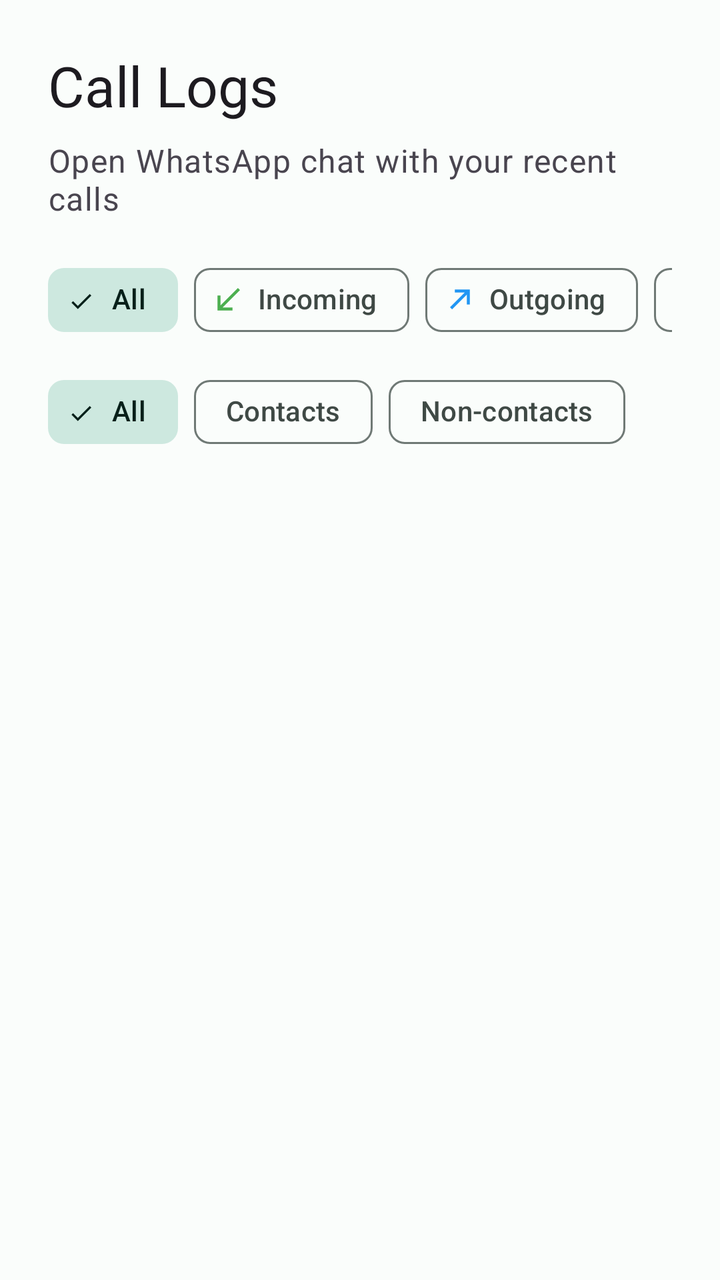
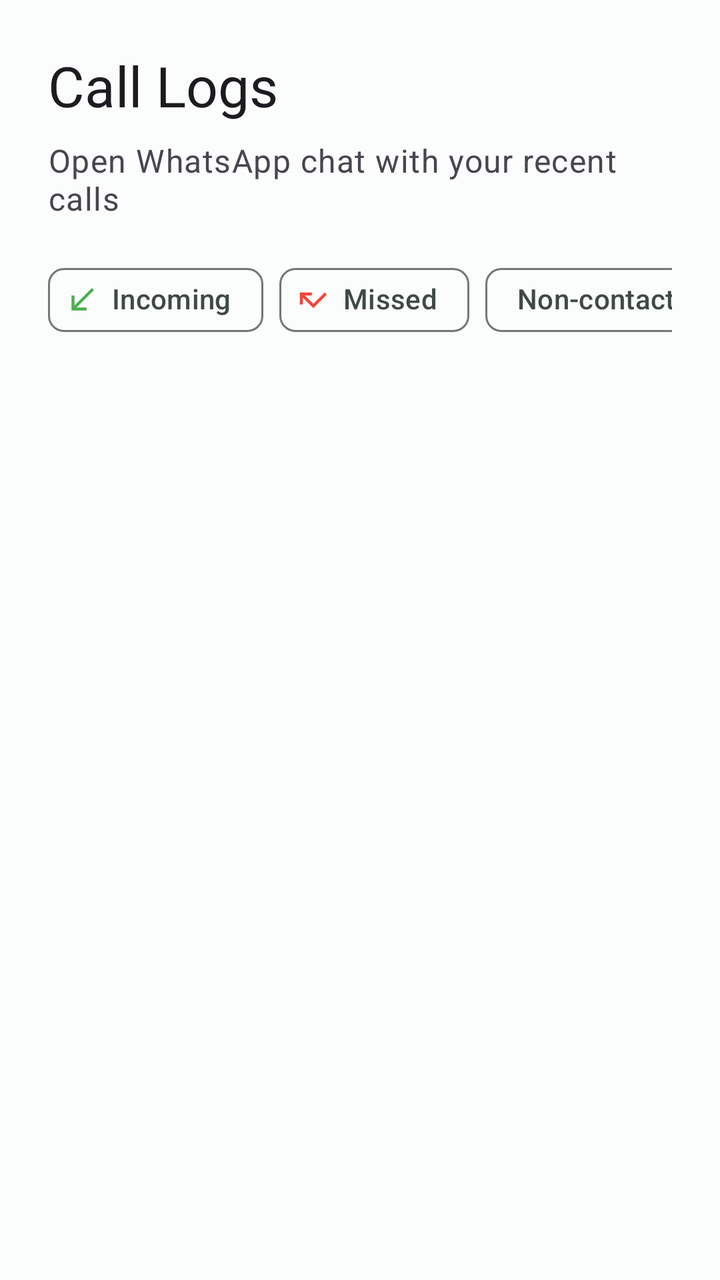

Before-and-after screenshots of an Android layout around one commit, followed by the original layout XML and the change that was made.
<!-- AndroidManifest.xml: application theme Theme.WhatsOpen -->
<!-- res/layout/fragment_call_logs.xml -->
<?xml version="1.0" encoding="utf-8"?>
<androidx.constraintlayout.widget.ConstraintLayout xmlns:android="http://schemas.android.com/apk/res/android"
    xmlns:app="http://schemas.android.com/apk/res-auto"
    android:layout_width="match_parent"
    android:layout_height="match_parent"
    android:padding="@dimen/screen_padding">

    <TextView
        android:id="@+id/title"
        android:layout_width="wrap_content"
        android:layout_height="wrap_content"
        android:text="@string/nav_call_logs"
        android:textAppearance="?attr/textAppearanceHeadlineMedium"
        app:layout_constraintStart_toStartOf="parent"
        app:layout_constraintTop_toTopOf="parent" />

    <TextView
        android:id="@+id/subtitle"
        android:layout_width="wrap_content"
        android:layout_height="wrap_content"
        android:layout_marginTop="@dimen/spacing_title_subtitle"
        android:text="@string/call_logs_subtitle"
        android:textAppearance="?attr/textAppearanceBodyLarge"
        android:textColor="?android:textColorSecondary"
        app:layout_constraintStart_toStartOf="parent"
        app:layout_constraintTop_toBottomOf="@id/title" />

    <HorizontalScrollView
        android:id="@+id/call_type_filter_scroll"
        android:layout_width="match_parent"
        android:layout_height="wrap_content"
        android:layout_marginTop="@dimen/spacing_subtitle_filters"
        android:scrollbars="none"
        app:layout_constraintStart_toStartOf="parent"
        app:layout_constraintTop_toBottomOf="@id/subtitle">

        <com.google.android.material.chip.ChipGroup
            android:id="@+id/call_type_chip_group"
            android:layout_width="wrap_content"
            android:layout_height="wrap_content"
            app:singleSelection="true"
            app:selectionRequired="true">

            <com.google.android.material.chip.Chip
                android:id="@+id/chip_all"
                style="@style/Widget.Material3.Chip.Filter"
                android:layout_width="wrap_content"
                android:layout_height="wrap_content"
                android:checked="true"
                android:text="@string/filter_all" />

            <com.google.android.material.chip.Chip
                android:id="@+id/chip_incoming"
                style="@style/Widget.Material3.Chip.Filter"
                android:layout_width="wrap_content"
                android:layout_height="wrap_content"
                android:text="@string/filter_incoming"
                app:chipIcon="@drawable/ic_call_incoming"
                app:chipIconVisible="true" />

            <com.google.android.material.chip.Chip
                android:id="@+id/chip_outgoing"
                style="@style/Widget.Material3.Chip.Filter"
                android:layout_width="wrap_content"
                android:layout_height="wrap_content"
                android:text="@string/filter_outgoing"
                app:chipIcon="@drawable/ic_call_outgoing"
                app:chipIconVisible="true" />

            <com.google.android.material.chip.Chip
                android:id="@+id/chip_missed"
                style="@style/Widget.Material3.Chip.Filter"
                android:layout_width="wrap_content"
                android:layout_height="wrap_content"
                android:text="@string/filter_missed"
                app:chipIcon="@drawable/ic_call_missed"
                app:chipIconVisible="true" />

        </com.google.android.material.chip.ChipGroup>
    </HorizontalScrollView>

    <HorizontalScrollView
        android:id="@+id/contact_filter_scroll"
        android:layout_width="match_parent"
        android:layout_height="wrap_content"
        android:layout_marginTop="@dimen/chip_spacing"
        android:scrollbars="none"
        app:layout_constraintStart_toStartOf="parent"
        app:layout_constraintTop_toBottomOf="@id/call_type_filter_scroll">

        <com.google.android.material.chip.ChipGroup
            android:id="@+id/contact_status_chip_group"
            android:layout_width="wrap_content"
            android:layout_height="wrap_content"
            app:singleSelection="true"
            app:selectionRequired="true">

            <com.google.android.material.chip.Chip
                android:id="@+id/chip_all_contacts"
                style="@style/Widget.Material3.Chip.Filter"
                android:layout_width="wrap_content"
                android:layout_height="wrap_content"
                android:checked="true"
                android:text="@string/filter_all" />

            <com.google.android.material.chip.Chip
                android:id="@+id/chip_contacts_only"
                style="@style/Widget.Material3.Chip.Filter"
                android:layout_width="wrap_content"
                android:layout_height="wrap_content"
                android:text="@string/filter_contacts" />

            <com.google.android.material.chip.Chip
                android:id="@+id/chip_non_contacts_only"
                style="@style/Widget.Material3.Chip.Filter"
                android:layout_width="wrap_content"
                android:layout_height="wrap_content"
                android:text="@string/filter_non_contacts" />

        </com.google.android.material.chip.ChipGroup>
    </HorizontalScrollView>

    <androidx.recyclerview.widget.RecyclerView
        android:id="@+id/recyclerView"
        android:layout_width="match_parent"
        android:layout_height="0dp"
        android:layout_marginTop="@dimen/spacing_filters_content"
        android:clipToPadding="false"
        android:paddingBottom="16dp"
        app:layout_constraintBottom_toBottomOf="parent"
        app:layout_constraintTop_toBottomOf="@id/contact_filter_scroll" />

    <LinearLayout
        android:id="@+id/empty_state"
        android:layout_width="wrap_content"
        android:layout_height="wrap_content"
        android:gravity="center"
        android:orientation="vertical"
        android:visibility="gone"
        app:layout_constraintBottom_toBottomOf="parent"
        app:layout_constraintEnd_toEndOf="parent"
        app:layout_constraintStart_toStartOf="parent"
        app:layout_constraintTop_toBottomOf="@id/contact_filter_scroll">

        <ImageView
            android:layout_width="64dp"
            android:layout_height="64dp"
            android:alpha="0.5"
            android:importantForAccessibility="no"
            android:src="@drawable/ic_call_log"
            app:tint="?android:textColorSecondary" />

        <TextView
            android:id="@+id/empty_state_title"
            android:layout_width="wrap_content"
            android:layout_height="wrap_content"
            android:layout_marginTop="16dp"
            android:text="@string/empty_call_logs_title"
            android:textAppearance="?attr/textAppearanceTitleMedium" />

        <TextView
            android:id="@+id/empty_state_description"
            android:layout_width="wrap_content"
            android:layout_height="wrap_content"
            android:layout_marginTop="8dp"
            android:gravity="center"
            android:text="@string/empty_call_logs_description"
            android:textAppearance="?attr/textAppearanceBodyMedium"
            android:textColor="?android:textColorSecondary" />

        <com.google.android.material.button.MaterialButton
            android:id="@+id/grant_permission_button"
            style="?attr/materialButtonOutlinedStyle"
            android:layout_width="wrap_content"
            android:layout_height="wrap_content"
            android:layout_marginTop="16dp"
            android:text="@string/grant_permission"
            android:textAllCaps="false"
            android:visibility="gone" />

    </LinearLayout>

</androidx.constraintlayout.widget.ConstraintLayout>
<!-- resources referenced by this layout -->
<resources>
  <dimen name="chip_spacing">8dp</dimen>
  <dimen name="screen_padding">24dp</dimen>
  <dimen name="spacing_filters_content">16dp</dimen>
  <dimen name="spacing_subtitle_filters">16dp</dimen>
  <dimen name="spacing_title_subtitle">8dp</dimen>
  <!-- drawable ic_call_incoming (drawable) -->
  <vector android:height="24dp" android:viewportHeight="24" android:viewportWidth="24"
      android:width="24dp" xmlns:android="http://schemas.android.com/apk/res/android">
      <path android:fillColor="#4CAF50"
          android:pathData="M20,5.41L18.59,4 7,15.59V9H5v10h10v-2H8.41z"/>
  </vector>
  <!-- drawable ic_call_missed (drawable) -->
  <vector android:height="24dp" android:viewportHeight="24" android:viewportWidth="24"
      android:width="24dp" xmlns:android="http://schemas.android.com/apk/res/android">
      <path android:fillColor="#F44336"
          android:pathData="M19.59,7L12,14.59 6.41,9H11V7H3v8h2v-4.59l7,7 9,-9z"/>
  </vector>
  <!-- drawable ic_call_outgoing (drawable) -->
  <vector android:height="24dp" android:viewportHeight="24" android:viewportWidth="24"
      android:width="24dp" xmlns:android="http://schemas.android.com/apk/res/android">
      <path android:fillColor="#2196F3"
          android:pathData="M9,5v2h6.59l-9.83,9.83 1.41,1.41L17,8.41V15h2V5z"/>
  </vector>
  <string name="call_logs_subtitle">Open WhatsApp chat with your recent calls</string>
  <string name="empty_call_logs_description">Your recent calls will appear here</string>
  <string name="empty_call_logs_title">No recent calls</string>
  <string name="filter_all">All</string>
  <string name="filter_contacts">Contacts</string>
  <string name="filter_incoming">Incoming</string>
  <string name="filter_missed">Missed</string>
  <string name="filter_non_contacts">Non-contacts</string>
  <string name="filter_outgoing">Outgoing</string>
  <string name="grant_permission">Grant Permission</string>
  <string name="nav_call_logs">Call Logs</string>
  <style name="Theme.WhatsOpen" parent="Base.Theme.WhatsOpen" />
  <color name="md_theme_light_primary">#006B5E</color>
  <color name="md_theme_light_onPrimary">#FFFFFF</color>
  <color name="md_theme_light_primaryContainer">#74F8DC</color>
  <color name="md_theme_light_onPrimaryContainer">#00201B</color>
  <color name="md_theme_light_secondary">#4B635C</color>
  <color name="md_theme_light_onSecondary">#FFFFFF</color>
  <color name="md_theme_light_secondaryContainer">#CDE8DF</color>
  <color name="md_theme_light_onSecondaryContainer">#07201A</color>
  <color name="md_theme_light_tertiary">#416278</color>
  <color name="md_theme_light_onTertiary">#FFFFFF</color>
  <color name="md_theme_light_tertiaryContainer">#C5E7FF</color>
  <color name="md_theme_light_onTertiaryContainer">#001E2F</color>
  <color name="md_theme_light_error">#BA1A1A</color>
  <color name="md_theme_light_onError">#FFFFFF</color>
  <color name="md_theme_light_errorContainer">#FFDAD6</color>
  <color name="md_theme_light_onErrorContainer">#410002</color>
  <color name="md_theme_light_background">#FAFDFB</color>
  <color name="md_theme_light_onBackground">#191C1B</color>
  <color name="md_theme_light_surface">#FAFDFB</color>
  <color name="md_theme_light_onSurface">#191C1B</color>
  <color name="md_theme_light_surfaceVariant">#DAE5E0</color>
  <color name="md_theme_light_onSurfaceVariant">#3F4945</color>
  <color name="md_theme_light_outline">#6F7975</color>
  <color name="md_theme_light_outlineVariant">#BEC9C4</color>
  <color name="md_theme_light_surfaceContainer">#EEF1EF</color>
  <color name="md_theme_light_surfaceContainerHigh">#E8EBE9</color>
  <!-- unchanged entries left out for length: 2 -->
</resources>

<!-- the commit's change to res/layout/fragment_call_logs.xml (unified diff, before → after) -->
@@ -26,7 +26,7 @@
         app:layout_constraintTop_toBottomOf="@id/title" />
 
     <HorizontalScrollView
-        android:id="@+id/call_type_filter_scroll"
+        android:id="@+id/filter_scroll"
         android:layout_width="match_parent"
         android:layout_height="wrap_content"
         android:layout_marginTop="@dimen/spacing_subtitle_filters"
@@ -35,19 +35,11 @@
         app:layout_constraintTop_toBottomOf="@id/subtitle">
 
         <com.google.android.material.chip.ChipGroup
-            android:id="@+id/call_type_chip_group"
+            android:id="@+id/filter_chip_group"
             android:layout_width="wrap_content"
             android:layout_height="wrap_content"
-            app:singleSelection="true"
-            app:selectionRequired="true">
-
-            <com.google.android.material.chip.Chip
-                android:id="@+id/chip_all"
-                style="@style/Widget.Material3.Chip.Filter"
-                android:layout_width="wrap_content"
-                android:layout_height="wrap_content"
-                android:checked="true"
-                android:text="@string/filter_all" />
+            app:singleSelection="false"
+            app:selectionRequired="false">
 
             <com.google.android.material.chip.Chip
                 android:id="@+id/chip_incoming"
@@ -59,15 +51,6 @@
                 app:chipIconVisible="true" />
 
             <com.google.android.material.chip.Chip
-                android:id="@+id/chip_outgoing"
-                style="@style/Widget.Material3.Chip.Filter"
-                android:layout_width="wrap_content"
-                android:layout_height="wrap_content"
-                android:text="@string/filter_outgoing"
-                app:chipIcon="@drawable/ic_call_outgoing"
-                app:chipIconVisible="true" />
-
-            <com.google.android.material.chip.Chip
                 android:id="@+id/chip_missed"
                 style="@style/Widget.Material3.Chip.Filter"
                 android:layout_width="wrap_content"
@@ -75,40 +58,6 @@
                 android:text="@string/filter_missed"
                 app:chipIcon="@drawable/ic_call_missed"
                 app:chipIconVisible="true" />
-
-        </com.google.android.material.chip.ChipGroup>
-    </HorizontalScrollView>
-
-    <HorizontalScrollView
-        android:id="@+id/contact_filter_scroll"
-        android:layout_width="match_parent"
-        android:layout_height="wrap_content"
-        android:layout_marginTop="@dimen/chip_spacing"
-        android:scrollbars="none"
-        app:layout_constraintStart_toStartOf="parent"
-        app:layout_constraintTop_toBottomOf="@id/call_type_filter_scroll">
-
-        <com.google.android.material.chip.ChipGroup
-            android:id="@+id/contact_status_chip_group"
-            android:layout_width="wrap_content"
-            android:layout_height="wrap_content"
-            app:singleSelection="true"
-            app:selectionRequired="true">
-
-            <com.google.android.material.chip.Chip
-                android:id="@+id/chip_all_contacts"
-                style="@style/Widget.Material3.Chip.Filter"
-                android:layout_width="wrap_content"
-                android:layout_height="wrap_content"
-                android:checked="true"
-                android:text="@string/filter_all" />
-
-            <com.google.android.material.chip.Chip
-                android:id="@+id/chip_contacts_only"
-                style="@style/Widget.Material3.Chip.Filter"
-                android:layout_width="wrap_content"
-                android:layout_height="wrap_content"
-                android:text="@string/filter_contacts" />
 
             <com.google.android.material.chip.Chip
                 android:id="@+id/chip_non_contacts_only"
@@ -128,7 +77,7 @@
         android:clipToPadding="false"
         android:paddingBottom="16dp"
         app:layout_constraintBottom_toBottomOf="parent"
-        app:layout_constraintTop_toBottomOf="@id/contact_filter_scroll" />
+        app:layout_constraintTop_toBottomOf="@id/filter_scroll" />
 
     <LinearLayout
         android:id="@+id/empty_state"
@@ -140,7 +89,7 @@
         app:layout_constraintBottom_toBottomOf="parent"
         app:layout_constraintEnd_toEndOf="parent"
         app:layout_constraintStart_toStartOf="parent"
-        app:layout_constraintTop_toBottomOf="@id/contact_filter_scroll">
+        app:layout_constraintTop_toBottomOf="@id/filter_scroll">
 
         <ImageView
             android:layout_width="64dp"
<!-- resource entries referenced after the edit -->
@@ -1,6 +1,5 @@
 <!-- resources referenced by this layout -->
 <resources>
-  <dimen name="chip_spacing">8dp</dimen>
   <dimen name="screen_padding">24dp</dimen>
   <dimen name="spacing_filters_content">16dp</dimen>
   <dimen name="spacing_subtitle_filters">16dp</dimen>
@@ -17,21 +16,12 @@
       <path android:fillColor="#F44336"
           android:pathData="M19.59,7L12,14.59 6.41,9H11V7H3v8h2v-4.59l7,7 9,-9z"/>
   </vector>
-  <!-- drawable ic_call_outgoing (drawable) -->
-  <vector android:height="24dp" android:viewportHeight="24" android:viewportWidth="24"
-      android:width="24dp" xmlns:android="http://schemas.android.com/apk/res/android">
-      <path android:fillColor="#2196F3"
-          android:pathData="M9,5v2h6.59l-9.83,9.83 1.41,1.41L17,8.41V15h2V5z"/>
-  </vector>
   <string name="call_logs_subtitle">Open WhatsApp chat with your recent calls</string>
   <string name="empty_call_logs_description">Your recent calls will appear here</string>
   <string name="empty_call_logs_title">No recent calls</string>
-  <string name="filter_all">All</string>
-  <string name="filter_contacts">Contacts</string>
   <string name="filter_incoming">Incoming</string>
   <string name="filter_missed">Missed</string>
   <string name="filter_non_contacts">Non-contacts</string>
-  <string name="filter_outgoing">Outgoing</string>
   <string name="grant_permission">Grant Permission</string>
   <string name="nav_call_logs">Call Logs</string>
   <style name="Theme.WhatsOpen" parent="Base.Theme.WhatsOpen" />
